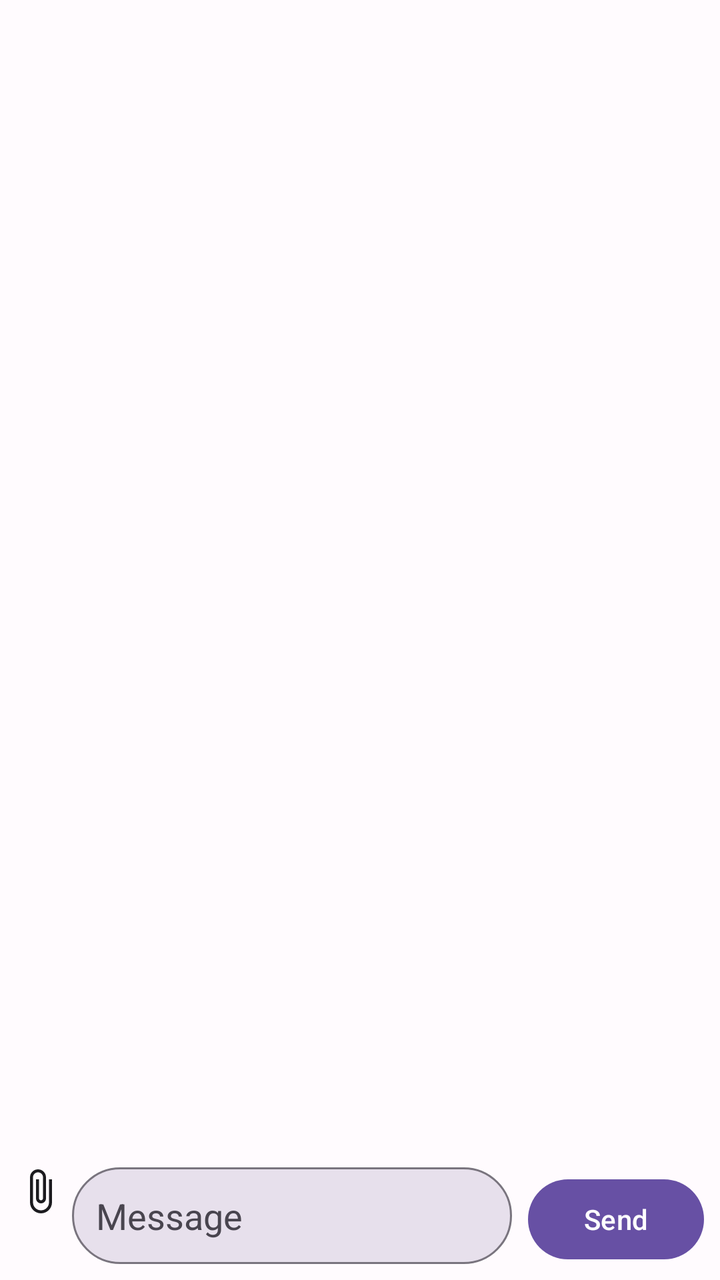
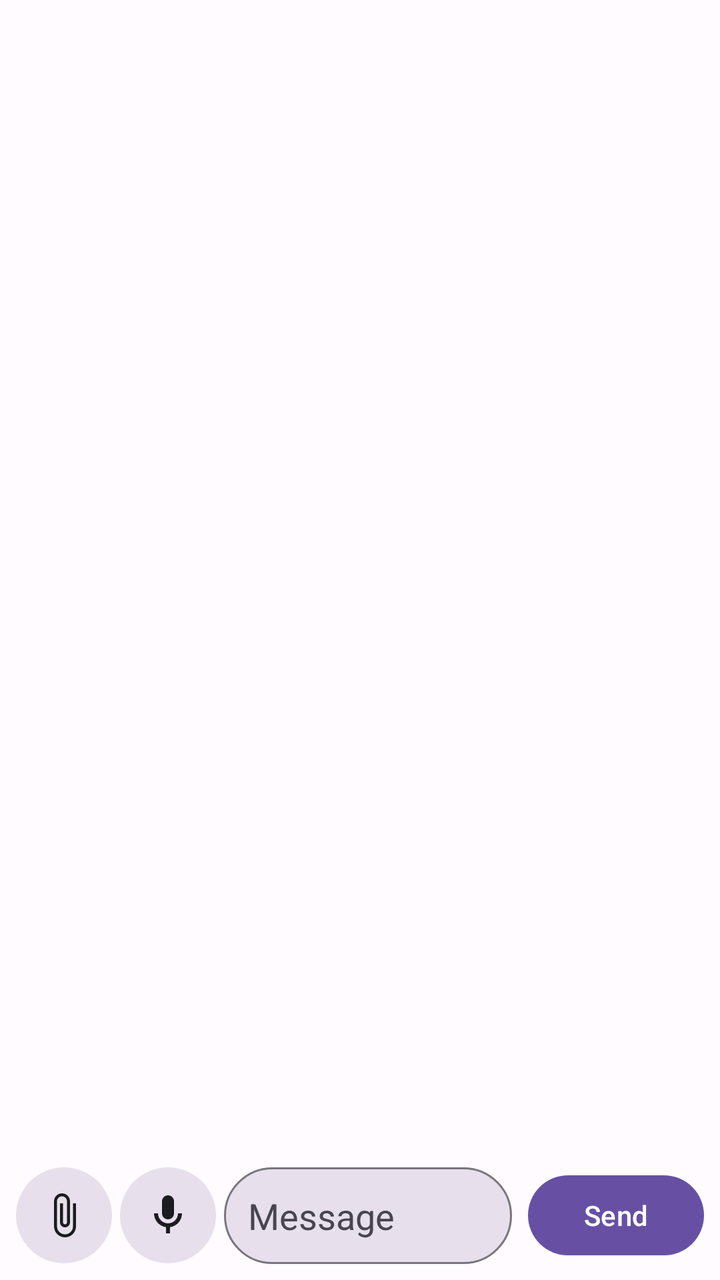

Before-and-after screenshots of an Android layout around one commit, followed by the original layout XML and the change that was made.
<!-- AndroidManifest.xml: application theme Theme.P2PMessenger -->
<!-- res/layout/activity_chat.xml -->
<?xml version="1.0" encoding="utf-8"?>
<androidx.constraintlayout.widget.ConstraintLayout xmlns:android="http://schemas.android.com/apk/res/android"
    xmlns:app="http://schemas.android.com/apk/res-auto"
    android:layout_width="match_parent"
    android:layout_height="match_parent">

    
    <LinearLayout
        android:id="@+id/layoutConnecting"
        android:layout_width="0dp"
        android:layout_height="wrap_content"
        android:orientation="horizontal"
        android:gravity="center_vertical"
        android:padding="8dp"
        android:background="?attr/colorSurfaceVariant"
        android:visibility="gone"
        app:layout_constraintTop_toTopOf="parent"
        app:layout_constraintStart_toStartOf="parent"
        app:layout_constraintEnd_toEndOf="parent">

        <ProgressBar
            android:layout_width="16dp"
            android:layout_height="16dp"
            android:layout_marginEnd="8dp"
            android:indeterminateTint="?attr/colorOnSurfaceVariant" />

        <TextView
            android:layout_width="wrap_content"
            android:layout_height="wrap_content"
            android:text="@string/msg_connecting"
            android:textSize="13sp"
            android:textColor="?attr/colorOnSurfaceVariant" />

    </LinearLayout>

    <androidx.recyclerview.widget.RecyclerView
        android:id="@+id/recyclerMessages"
        android:layout_width="0dp"
        android:layout_height="0dp"
        app:layout_constraintBottom_toTopOf="@id/layoutMessageInput"
        app:layout_constraintEnd_toEndOf="parent"
        app:layout_constraintStart_toStartOf="parent"
        app:layout_constraintTop_toBottomOf="@id/layoutConnecting" />

    <LinearLayout
        android:id="@+id/layoutMessageInput"
        android:layout_width="0dp"
        android:layout_height="wrap_content"
        android:orientation="horizontal"
        android:padding="8dp"
        app:layout_constraintBottom_toBottomOf="parent"
        app:layout_constraintEnd_toEndOf="parent"
        app:layout_constraintStart_toStartOf="parent">

        <ImageButton
            android:id="@+id/btnAttach"
            android:layout_width="wrap_content"
            android:layout_height="wrap_content"
            android:layout_marginEnd="4dp"
            android:background="?attr/selectableItemBackgroundBorderless"
            android:contentDescription="@string/content_desc_attach_file"
            android:src="@drawable/ic_attach" />

        <EditText
            android:id="@+id/edtMessage"
            android:layout_width="0dp"
            android:layout_height="wrap_content"
            android:layout_weight="1"
            android:hint="@string/hint_message"
            android:inputType="textMultiLine"
            android:maxLines="4"
            android:background="@drawable/message_input_background"
            android:textColor="?attr/colorOnSurface"
            android:textColorHint="?attr/colorOnSurfaceVariant"
            android:padding="12dp"
            android:layout_marginEnd="8dp" />

        <Button
            android:id="@+id/btnSend"
            android:layout_width="wrap_content"
            android:layout_height="wrap_content"
            android:text="@string/btn_send" />

    </LinearLayout>

</androidx.constraintlayout.widget.ConstraintLayout>
<!-- resources referenced by this layout -->
<resources>
  <!-- drawable message_input_background (drawable) -->
  <?xml version="1.0" encoding="utf-8"?>
  <shape xmlns:android="http://schemas.android.com/apk/res/android">
      <solid android:color="?attr/colorSurfaceVariant" />
      <corners android:radius="24dp" />
      <stroke
          android:width="1dp"
          android:color="?attr/colorOutline" />
  </shape>
  <string name="btn_send">Send</string>
  <string name="content_desc_attach_file">Dosya ekle</string>
  <string name="hint_message">Message</string>
  <string name="msg_connecting">Bağlanılıyor…</string>
  <color name="md_primary">#6750A4</color>
  <color name="md_on_primary">#FFFFFF</color>
  <color name="md_primary_container">#EADDFF</color>
  <color name="md_on_primary_container">#21005D</color>
  <color name="md_secondary">#625B71</color>
  <color name="md_on_secondary">#FFFFFF</color>
  <color name="md_secondary_container">#E8DEF8</color>
  <color name="md_on_secondary_container">#1D192B</color>
  <color name="md_tertiary">#7D5260</color>
  <color name="md_on_tertiary">#FFFFFF</color>
  <color name="md_surface">#FFFBFE</color>
  <color name="md_on_surface">#1C1B1F</color>
  <color name="md_surface_variant">#E7E0EC</color>
  <color name="md_on_surface_variant">#49454F</color>
  <color name="md_background">#FFFBFE</color>
  <color name="md_on_background">#1C1B1F</color>
  <color name="md_outline">#79747E</color>
  <color name="md_error">#B3261E</color>
  <color name="md_on_error">#FFFFFF</color>
  <color name="md_error_container">#F9DEDC</color>
  <color name="md_on_error_container">#410E0B</color>
  <!-- unchanged entries left out for length: 2 -->
</resources>

<!-- the commit's change to res/layout/activity_chat.xml (unified diff, before → after) -->
@@ -47,6 +47,7 @@
         android:layout_width="0dp"
         android:layout_height="wrap_content"
         android:orientation="horizontal"
+        android:gravity="center_vertical"
         android:padding="8dp"
         app:layout_constraintBottom_toBottomOf="parent"
         app:layout_constraintEnd_toEndOf="parent"
@@ -54,12 +55,23 @@
 
         <ImageButton
             android:id="@+id/btnAttach"
-            android:layout_width="wrap_content"
-            android:layout_height="wrap_content"
+            android:layout_width="48dp"
+            android:layout_height="48dp"
             android:layout_marginEnd="4dp"
-            android:background="?attr/selectableItemBackgroundBorderless"
+            android:padding="12dp"
+            android:background="@drawable/round_icon_button_background"
             android:contentDescription="@string/content_desc_attach_file"
             android:src="@drawable/ic_attach" />
+
+        <ImageButton
+            android:id="@+id/btnVoice"
+            android:layout_width="48dp"
+            android:layout_height="48dp"
+            android:layout_marginEnd="4dp"
+            android:padding="12dp"
+            android:background="@drawable/round_icon_button_background"
+            android:contentDescription="@string/content_desc_record_voice"
+            android:src="@drawable/ic_mic" />
 
         <EditText
             android:id="@+id/edtMessage"
@@ -83,4 +95,46 @@
 
     </LinearLayout>
 
+    
+    <LinearLayout
+        android:id="@+id/layoutRecording"
+        android:layout_width="0dp"
+        android:layout_height="wrap_content"
+        android:orientation="horizontal"
+        android:gravity="center_vertical"
+        android:padding="16dp"
+        android:background="?attr/colorSurfaceVariant"
+        android:visibility="gone"
+        app:layout_constraintBottom_toBottomOf="parent"
+        app:layout_constraintEnd_toEndOf="parent"
+        app:layout_constraintStart_toStartOf="parent">
+
+        <ImageView
+            android:layout_width="16dp"
+            android:layout_height="16dp"
+            android:layout_marginEnd="8dp"
+            android:src="@drawable/ic_status_pending"
+            app:tint="?attr/colorError"
+            android:contentDescription="@null" />
+
+        <TextView
+            android:id="@+id/txtRecordingTimer"
+            android:layout_width="wrap_content"
+            android:layout_height="wrap_content"
+            android:text="0:00"
+            android:fontFamily="monospace"
+            android:textColor="?attr/colorOnSurfaceVariant" />
+
+        <TextView
+            android:id="@+id/txtRecordingHint"
+            android:layout_width="0dp"
+            android:layout_height="wrap_content"
+            android:layout_weight="1"
+            android:layout_marginStart="12dp"
+            android:text="@string/msg_recording_voice"
+            android:textSize="12sp"
+            android:textColor="?attr/colorOnSurfaceVariant" />
+
+    </LinearLayout>
+
 </androidx.constraintlayout.widget.ConstraintLayout>
<!-- resource entries referenced after the edit -->
@@ -1,5 +1,35 @@
 <!-- resources referenced by this layout -->
 <resources>
+  <!-- drawable ic_mic (drawable) -->
+  <?xml version="1.0" encoding="utf-8"?>
+  <vector xmlns:android="http://schemas.android.com/apk/res/android"
+      android:width="24dp"
+      android:height="24dp"
+      android:viewportWidth="24"
+      android:viewportHeight="24"
+      android:tint="?attr/colorOnSurface">
+      <path
+          android:fillColor="@android:color/white"
+          android:pathData="M12,14c1.66,0 3,-1.34 3,-3V5c0,-1.66 -1.34,-3 -3,-3S9,3.34 9,5v6C9,12.66 10.34,14 12,14z" />
+      <path
+          android:fillColor="@android:color/white"
+          android:pathData="M17,11c0,2.76 -2.24,5 -5,5s-5,-2.24 -5,-5H5c0,3.53 2.61,6.43 6,6.92V21h2v-3.08c3.39,-0.49 6,-3.39 6,-6.92H17z" />
+  </vector>
+  <!-- drawable ic_status_pending (drawable) -->
+  <?xml version="1.0" encoding="utf-8"?>
+  <vector xmlns:android="http://schemas.android.com/apk/res/android"
+      android:width="16dp"
+      android:height="16dp"
+      android:viewportWidth="24"
+      android:viewportHeight="24"
+      android:tint="?attr/colorOnSurfaceVariant">
+      <path
+          android:fillColor="@android:color/white"
+          android:pathData="M12,2C6.48,2 2,6.48 2,12s4.48,10 10,10 10,-4.48 10,-10S17.52,2 12,2zM12,20c-4.41,0 -8,-3.59 -8,-8s3.59,-8 8,-8 8,3.59 8,8 -3.59,8 -8,8z" />
+      <path
+          android:fillColor="@android:color/white"
+          android:pathData="M12.5,7L11,7v6l5.25,3.15 0.75,-1.23 -4.5,-2.67z" />
+  </vector>
   <!-- drawable message_input_background (drawable) -->
   <?xml version="1.0" encoding="utf-8"?>
   <shape xmlns:android="http://schemas.android.com/apk/res/android">
@@ -9,10 +39,22 @@
           android:width="1dp"
           android:color="?attr/colorOutline" />
   </shape>
+  <!-- drawable round_icon_button_background (drawable) -->
+  <?xml version="1.0" encoding="utf-8"?>
+  <ripple xmlns:android="http://schemas.android.com/apk/res/android"
+      android:color="?attr/colorOnSurfaceVariant">
+      <item>
+          <shape android:shape="oval">
+              <solid android:color="?attr/colorSurfaceVariant" />
+          </shape>
+      </item>
+  </ripple>
   <string name="btn_send">Send</string>
   <string name="content_desc_attach_file">Dosya ekle</string>
+  <string name="content_desc_record_voice">Sesli mesaj kaydet</string>
   <string name="hint_message">Message</string>
   <string name="msg_connecting">Bağlanılıyor…</string>
+  <string name="msg_recording_voice">Kaydediliyor… bırakınca gönderilir, sola kaydırınca iptal olur</string>
   <color name="md_primary">#6750A4</color>
   <color name="md_on_primary">#FFFFFF</color>
   <color name="md_primary_container">#EADDFF</color>
